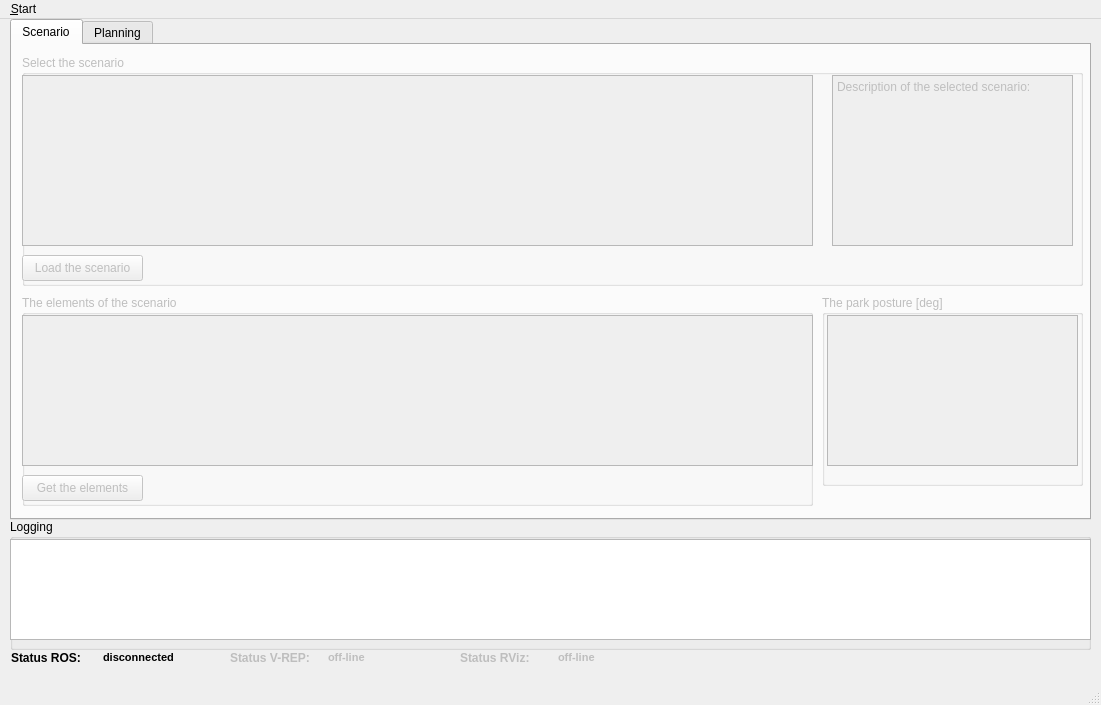
Qt form ui/main_window.ui (zohannn/motion_manager) before a commit.
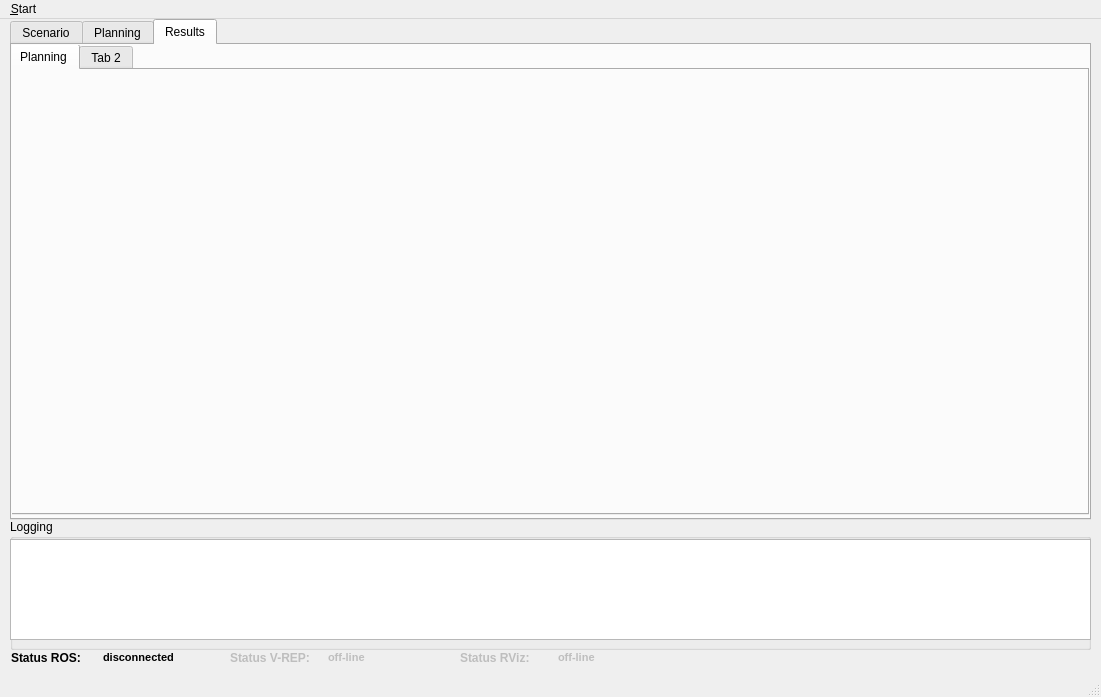
The same form after that commit. The open tabs and pages were chosen to show the change. Icons and pictures are not drawn. Custom widgets are drawn as their Qt base class.

Commit message: added planning results tab

```diff
--- a/ui/main_window.ui
+++ b/ui/main_window.ui
@@ -7,7 +7,7 @@
     <x>0</x>
     <y>0</y>
     <width>1101</width>
-    <height>705</height>
+    <height>697</height>
    </rect>
   </property>
   <property name="windowTitle">
@@ -1008,6 +1008,44 @@
       </widget>
      </widget>
     </widget>
+    <widget class="QWidget" name="tab_results">
+     <attribute name="title">
+      <string>Results</string>
+     </attribute>
+     <widget class="QTabWidget" name="tabWidget_results">
+      <property name="geometry">
+       <rect>
+        <x>-4</x>
+        <y>-1</y>
+        <width>1081</width>
+        <height>471</height>
+       </rect>
+      </property>
+      <property name="currentIndex">
+       <number>0</number>
+      </property>
+      <widget class="QWidget" name="tab_results_plan">
+       <attribute name="title">
+        <string>Planning</string>
+       </attribute>
+       <widget class="QCustomPlot" name="widget" native="true">
+        <property name="geometry">
+         <rect>
+          <x>180</x>
+          <y>100</y>
+          <width>471</width>
+          <height>211</height>
+         </rect>
+        </property>
+       </widget>
+      </widget>
+      <widget class="QWidget" name="tab_2">
+       <attribute name="title">
+        <string>Tab 2</string>
+       </attribute>
+      </widget>
+     </widget>
+    </widget>
    </widget>
    <widget class="QWidget" name="layoutWidget_vrep_2">
     <property name="geometry">
@@ -1166,6 +1204,14 @@
    </property>
   </action>
  </widget>
+ <customwidgets>
+  <customwidget>
+   <class>QCustomPlot</class>
+   <extends>QWidget</extends>
+   <header>qcustomplot.h</header>
+   <container>1</container>
+  </customwidget>
+ </customwidgets>
  <resources/>
  <connections>
   <connection>
```
The commit also changes 2 other files.
